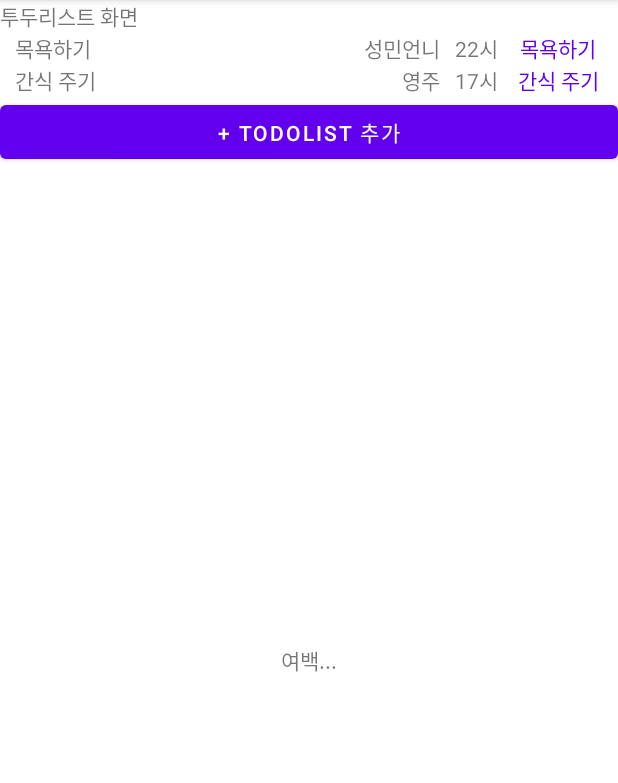
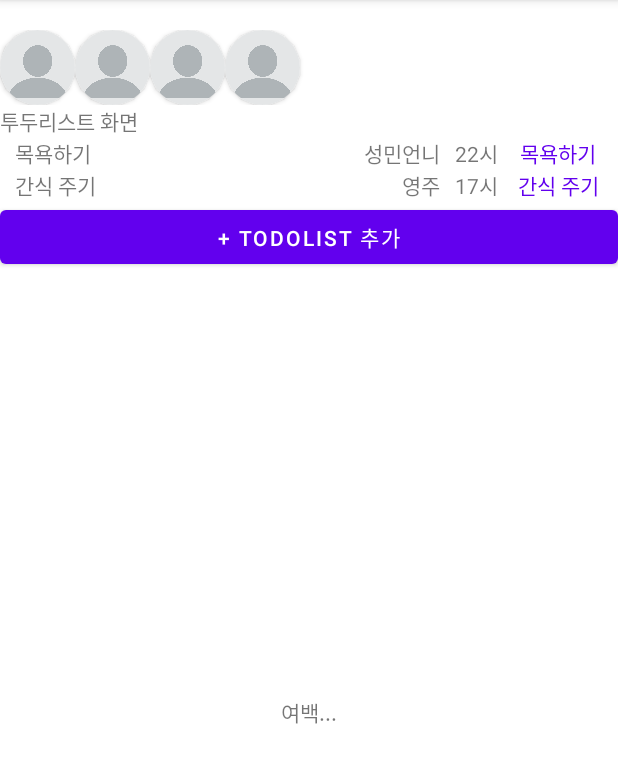
Before and after one commit to SHAPE-UP/Bangida-client, an Android app: the ToDoActivity screen opened directly, with no data from a screen before it, on a phone screen of 412 x 824 dp, the part 84-867 px from its top. Run offline under Robolectric (Android 15) with nearby library versions, the phone set to English and light mode, and no system bars.

Commit message:
Mypage, Setting (#23)
* todolist만들기

* 선호도 조사

* #21 마이페이지, 세팅  #22 투두리스트 xml수정

```diff
--- a/SHAPEUP2022/app/build.gradle
+++ b/SHAPEUP2022/app/build.gradle
@@ -39,7 +39,11 @@ dependencies {
     implementation 'androidx.appcompat:appcompat:1.4.1'
     implementation 'com.google.android.material:material:1.5.0'
     implementation 'androidx.constraintlayout:constraintlayout:2.1.3'
+    implementation 'androidx.legacy:legacy-support-v4:1.0.0'
+    implementation 'com.google.android.material:material:1.5.0'
     implementation 'androidx.viewpager2:viewpager2:1.0.0'
+    implementation 'androidx.recyclerview:recyclerview:1.2.1'
+    implementation 'androidx.preference:preference-ktx:1.2.0'
     testImplementation 'junit:junit:4.13.2'
     androidTestImplementation 'androidx.test.ext:junit:1.1.3'
     androidTestImplementation 'androidx.test.espresso:espresso-core:3.4.0'
--- a/SHAPEUP2022/app/src/main/AndroidManifest.xml
+++ b/SHAPEUP2022/app/src/main/AndroidManifest.xml
@@ -9,6 +9,12 @@
         android:roundIcon="@mipmap/ic_launcher_round"
         android:supportsRtl="true"
         android:theme="@style/Theme.SHAPEUP2022">
+        <activity
+            android:name=".SettingActivity"
+            android:exported="false" />
+        <activity
+            android:name=".MyPageActivity"
+            android:exported="false" />
         <activity
             android:name=".AchieveActivity"
             android:exported="false" />
--- a/SHAPEUP2022/app/src/main/java/com/example/shape_up_2022/MainActivity.kt
+++ b/SHAPEUP2022/app/src/main/java/com/example/shape_up_2022/MainActivity.kt
@@ -33,10 +33,14 @@ class MainActivity : AppCompatActivity() {
             startActivity(intent1)
         }
 
+        binding.mypage.setOnClickListener{
+            intent1 = Intent(this, MyPageActivity::class.java)
+            startActivity(intent1)
+        }
+
         binding.achieveMain.setOnClickListener {
             intent1 = Intent(this, AchieveActivity::class.java)
             startActivity(intent1)
         }
-
     }
 }
--- /dev/null
+++ b/SHAPEUP2022/app/src/main/res/layout/activity_setting.xml
@@ -0,0 +1,6 @@
+<?xml version="1.0" encoding="utf-8"?>
+<fragment
+    xmlns:android="http://schemas.android.com/apk/res/android"
+    android:layout_width="match_parent"
+    android:layout_height="match_parent"
+    class="com.example.shape_up_2022.MySettingFragment" />
--- a/SHAPEUP2022/app/src/main/res/layout/activity_to_do.xml
+++ b/SHAPEUP2022/app/src/main/res/layout/activity_to_do.xml
@@ -6,6 +6,75 @@
     android:layout_height="match_parent"
     android:orientation="vertical"
     tools:context=".ToDoActivity">
+
+    <LinearLayout
+        android:layout_width="match_parent"
+        android:layout_height="wrap_content"
+        android:layout_marginTop="20dp"
+        android:orientation="horizontal">
+
+        <androidx.cardview.widget.CardView
+            android:id="@+id/cardview_member"
+            android:layout_width="50dp"
+            android:layout_height="50dp"
+            android:elevation="6dp"
+            app:cardCornerRadius="100dp"
+            app:layout_constraintStart_toStartOf="parent"
+            app:layout_constraintTop_toTopOf="parent">
+            <ImageView
+                android:layout_width="50dp"
+                android:layout_height="50dp"
+                android:id="@+id/user11"
+                android:src="@drawable/user_basic"
+                android:scaleType="centerCrop"/>
+        </androidx.cardview.widget.CardView>
+        <androidx.cardview.widget.CardView
+            android:id="@+id/cardview_member2"
+            android:layout_width="50dp"
+            android:layout_height="50dp"
+            android:elevation="6dp"
+            app:cardCornerRadius="100dp"
+            app:layout_constraintStart_toStartOf="parent"
+            app:layout_constraintTop_toTopOf="parent">
+            <ImageView
+                android:layout_width="50dp"
+                android:layout_height="50dp"
+                android:id="@+id/user12"
+                android:src="@drawable/user_basic"
+                android:scaleType="centerCrop"/>
+        </androidx.cardview.widget.CardView>
+        <androidx.cardview.widget.CardView
+            android:id="@+id/cardview_member3"
+            android:layout_width="50dp"
+            android:layout_height="50dp"
+            android:elevation="6dp"
+            app:cardCornerRadius="100dp"
+            app:layout_constraintStart_toStartOf="parent"
+            app:layout_constraintTop_toTopOf="parent">
+            <ImageView
+                android:layout_width="50dp"
+                android:layout_height="50dp"
+                android:id="@+id/user13"
+                android:src="@drawable/user_basic"
+                android:scaleType="centerCrop"/>
+        </androidx.cardview.widget.CardView>
+
+        <androidx.cardview.widget.CardView
+            android:id="@+id/cardview_member4"
+            android:layout_width="50dp"
+            android:layout_height="50dp"
+            android:elevation="6dp"
+            app:cardCornerRadius="100dp"
+            app:layout_constraintStart_toStartOf="parent"
+            app:layout_constraintTop_toTopOf="parent">
+            <ImageView
+                android:layout_width="50dp"
+                android:layout_height="50dp"
+                android:id="@+id/user14"
+                android:src="@drawable/user_basic"
+                android:scaleType="centerCrop"/>
+        </androidx.cardview.widget.CardView>
+    </LinearLayout>
 
     <TextView
         android:layout_width="wrap_content"
--- a/SHAPEUP2022/app/src/main/res/values/strings.xml
+++ b/SHAPEUP2022/app/src/main/res/values/strings.xml
@@ -8,4 +8,7 @@
     <string name="q2">반려견과 함께하고 싶은 마음이 어느정도인가요?(1~100까지의 수치가 있다고 가정합니다)</string>
     <string name="q3">어플을 사용하며 반려견을 위한 당신의 마음이 커지고 있나요?(1~100까지의 수치가 있다고 가정합니다)</string>
 
+    <!-- TODO: Remove or change this placeholder text -->
+    <string name="hello_blank_fragment">Hello blank fragment</string>
+
 </resources>
```
Also changed, not shown: SHAPEUP2022/app/src/main/java/com/example/shape_up_2022/MyPageActivity.kt (added, +90 -0 lines), SHAPEUP2022/app/src/main/java/com/example/shape_up_2022/MySettingFragment.kt (added, +32 -0 lines), SHAPEUP2022/app/src/main/java/com/example/shape_up_2022/SettingActivity.kt (added, +11 -0 lines), SHAPEUP2022/app/src/main/res/layout/activity_main.xml (+7 -0 lines), SHAPEUP2022/app/src/main/res/layout/activity_my_page.xml (added, +137 -0 lines), SHAPEUP2022/app/src/main/res/layout/fragment_my_setting.xml (added, +14 -0 lines), SHAPEUP2022/app/src/main/res/xml/settings.xml (added, +40 -0 lines), SHAPEUP2022/app/src/main/res/drawable-v24/user_basic.jpg (added).
